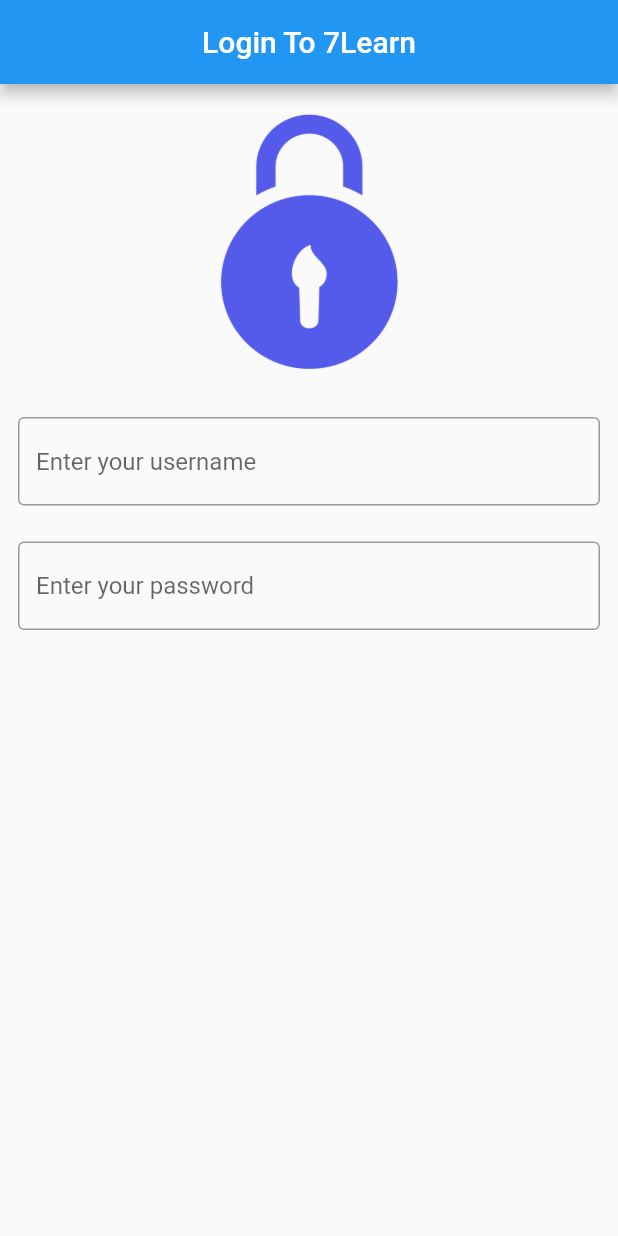
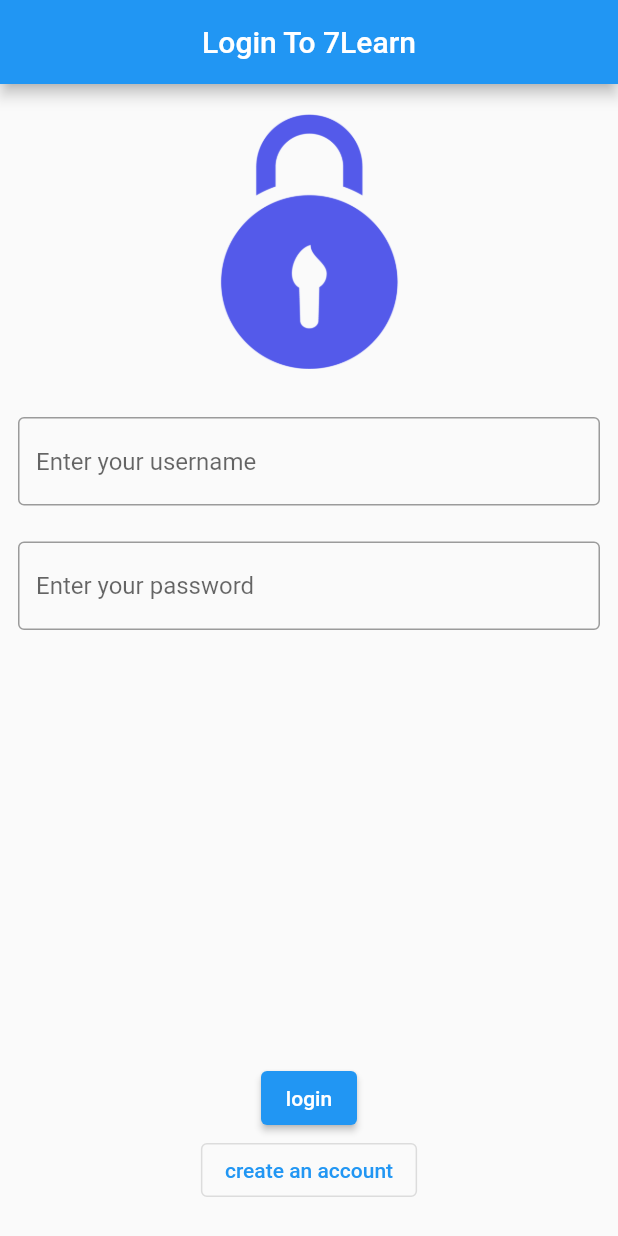
Before and after one commit to amirahmadadibi/7learnCalculateProjectTeaching, a Flutter app: the screen it shows after launch, on a phone screen of 412 x 824 dp. Run offline on Flutter 3.47's test engine with Material 2 defaults, Android fonts, the phone set to English and light mode, and no system bars; missing offline and left inert: dart:html.

Commit message:
s04-loign app-E06 add login buttons

```diff
--- a/lib/main.dart
+++ b/lib/main.dart
@@ -1,3 +1,5 @@
+import 'dart:html';
+
 import 'package:flutter/material.dart';
 
 void main() {
@@ -44,6 +46,18 @@
                     hintText: 'Enter your password'),
               ),
             ),
+            Spacer(),
+            ElevatedButton(
+              onPressed: () {},
+              child: Text('login'),
+            ),
+            OutlinedButton(
+              onPressed: () {},
+              child: Text('create an account'),
+            ),
+            SizedBox(
+              height: 20,
+            )
           ],
         )),
       ),
```
